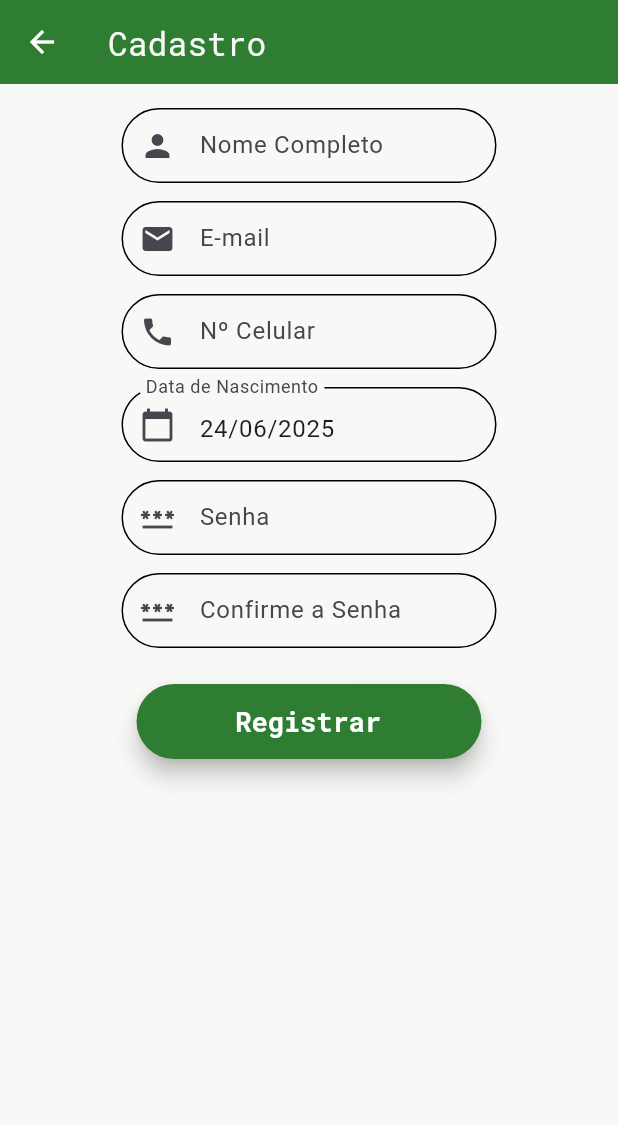
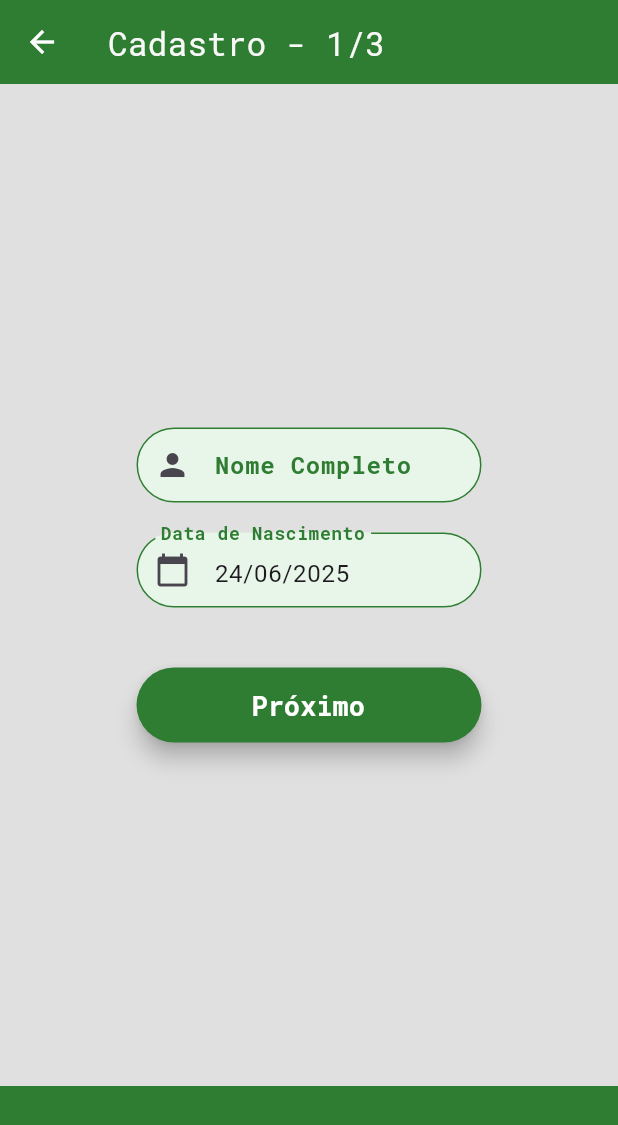
Before and after one commit to GuustavoPetry/marketool_finance, a Flutter app: the RegisterView screen opened by its route, on a phone screen of 412 x 824 dp. Shown: the top 1125 px of the screen. Run offline on Flutter 3.47's test engine with Material 3 defaults, Android fonts, the phone set to English and light mode, and no system bars; our stand-ins replace fl_chart; missing offline and left inert: file_selector.

```diff
--- a/lib/src/views/register_view.dart
+++ b/lib/src/views/register_view.dart
@@ -12,38 +12,41 @@ class RegisterView extends StatefulWidget {
 }
 
 class _RegisterViewState extends State<RegisterView> {
-  late final RegisterController _controller;
+  late final RegisterController _controller = RegisterController();
+  final PageController _pageController = PageController();
   DateTime _selectedDate = DateTime.now();
-
-  @override
-  void initState() {
-    super.initState();
-    _controller = RegisterController();
-  }
-
-  @override
-  void dispose() {
-    _controller.dispose();
-    super.dispose();
-  }
-
+  int currentPage = 1;
   @override
   Widget build(BuildContext context) {
     return Scaffold(
+      backgroundColor: Color(0xFFE0E0E0),
       appBar: AppBar(
-        title: const Text(
-          'Cadastro',
+        title: Text(
+          'Cadastro - $currentPage/3',
           style: TextStyle(fontFamily: "RobotoMono", color: Color(0xFFF8F9F7)),
         ),
         iconTheme: IconThemeData(color: Colors.white),
         backgroundColor: const Color(0xFF2E7D32),
       ),
-      backgroundColor: Color(0xFFF8F9F7),
-      body: Padding(
+      bottomNavigationBar: Container(
+        color: const Color(0xFF2E7D32),
+        width: double.infinity,
+        height: 100,
+      ),
+      body: PageView(
+        controller: _pageController,
+        physics: NeverScrollableScrollPhysics(),
+        children: [_registerStep_01(), _registerStep_02(), _registerStep_03()],
+      ),
+    );
+  }
+
+  Widget _registerStep_01() {
+    return Center(
+      child: Padding(
         padding: const EdgeInsets.all(16),
-        child: Form(
-          key: _controller.formKey,
-          child: ListView(
+        child: SingleChildScrollView(
+          child: Column(
             children: [
               CustomFormField(
                 text: "Nome Completo",
@@ -53,9 +56,46 @@ class _RegisterViewState extends State<RegisterView> {
                 inputController: _controller.nameController,
                 inputValidator: _controller.validateName,
               ),
+              SizedBox(height: 20),
+              CustomDatePicker(
+                selectedDate: _selectedDate,
+                label: "Data de Nascimento",
+                icon: Icon(Icons.calendar_today),
+                firstDate: DateTime(1900),
+                lastDate: DateTime.now(),
+                onChanged: (newDate) {
+                  setState(() {
+                    _selectedDate = newDate;
+                  });
+                },
+              ),
+              SizedBox(height: 40),
+              CustomButton(
+                label: "Próximo",
+                onPressed: () {
+                  setState(() {
+                    ++currentPage;
+                  });
+                  _pageController.nextPage(
+                    duration: Duration(milliseconds: 300),
+                    curve: Curves.easeInOut,
+                  );
+                },
+              ),
+            ],
+          ),
+        ),
+      ),
+    );
+  }
 
-              const SizedBox(height: 12),
-
+  Widget _registerStep_02() {
+    return Center(
+      child: Padding(
+        padding: const EdgeInsets.all(16),
+        child: SingleChildScrollView(
+          child: Column(
+            children: [
               CustomFormField(
                 text: "E-mail",
                 icon: Icon(Icons.email),
@@ -64,9 +104,7 @@ class _RegisterViewState extends State<RegisterView> {
                 inputController: _controller.emailController,
                 inputValidator: _controller.validateEmail,
               ),
-
-              const SizedBox(height: 12),
-
+              SizedBox(height: 20),
               CustomFormField(
                 text: "Nº Celular",
                 icon: Icon(Icons.phone),
@@ -75,35 +113,55 @@ class _RegisterViewState extends State<RegisterView> {
                 inputController: _controller.phoneController,
                 inputValidator: _controller.validatePhone,
               ),
-
-              const SizedBox(height: 12),
-
-              CustomDatePicker(
-                selectedDate: _selectedDate,
-                label: "Data de Nascimento",
-                icon: const Icon(Icons.calendar_today),
-                firstDate: DateTime(1900),
-                lastDate: DateTime.now(),
-                onChanged: (newDate) {
+              SizedBox(height: 40),
+              CustomButton(
+                label: "Próximo",
+                onPressed: () {
                   setState(() {
-                    _selectedDate = newDate;
+                    ++currentPage;
                   });
+                  _pageController.nextPage(
+                    duration: Duration(milliseconds: 300),
+                    curve: Curves.easeInOut,
+                  );
                 },
               ),
+              SizedBox(height: 15),
+              TextButton(
+                onPressed: () {
+                  setState(() {
+                    --currentPage;
+                  });
+                  _pageController.previousPage(
+                    duration: Duration(milliseconds: 300),
+                    curve: Curves.easeInOut,
+                  );
+                },
+                child: Text("Voltar"),
+              ),
+            ],
+          ),
+        ),
+      ),
+    );
+  }
 
-              const SizedBox(height: 12),
-
+  Widget _registerStep_03() {
+    return Center(
+      child: Padding(
+        padding: const EdgeInsets.all(16),
+        child: SingleChildScrollView(
+          child: Column(
+            children: [
               CustomFormField(
-                text: "Senha",
+                text: "Escolha uma Senha",
                 icon: Icon(Icons.password),
                 type: TextInputType.text,
                 isObscure: true,
                 inputController: _controller.passwordController,
                 inputValidator: _controller.validatePassword,
               ),
-
-              const SizedBox(height: 12),
-
+              SizedBox(height: 20),
               CustomFormField(
                 text: "Confirme a Senha",
                 icon: Icon(Icons.password),
@@ -112,29 +170,25 @@ class _RegisterViewState extends State<RegisterView> {
                 inputController: _controller.passwordController,
                 inputValidator: _controller.validateConfirmPassword,
               ),
-
-              const SizedBox(height: 24),
-
-              Center(
-                child: CustomButton(
-                  label: "Registrar",
-                  onPressed: _controller.isLoading
-                      ? null
-                      : () async {
-                          final success = await _controller.register(
-                            onStateChange: () => setState(() {}),
-                          );
-                          if (success && context.mounted) {
-                            ScaffoldMessenger.of(context).showSnackBar(
-                              const SnackBar(
-                                content: Text(
-                                  'Cadastro realizado com sucesso!',
-                                ),
-                              ),
-                            );
-                          }
-                        },
-                ),
+              SizedBox(height: 40),
+              CustomButton(
+                label: "Finalizar",
+                onPressed: () {
+                  /// Será implementado a inserção dos cadastro no banco de dados
+                },
+              ),
+              SizedBox(height: 15),
+              TextButton(
+                onPressed: () {
+                  setState(() {
+                    --currentPage;
+                  });
+                  _pageController.previousPage(
+                    duration: Duration(milliseconds: 300),
+                    curve: Curves.easeInOut,
+                  );
+                },
+                child: Text("Voltar"),
               ),
             ],
           ),
--- a/lib/src/widgets/custom_date_picker.dart
+++ b/lib/src/widgets/custom_date_picker.dart
@@ -2,7 +2,6 @@ import 'package:flutter/material.dart';
 
 class CustomDatePicker extends StatelessWidget {
   final DateTime selectedDate;
-  final String? errorText;
   final String label;
   final Icon icon;
   final DateTime firstDate;
@@ -16,16 +15,14 @@ class CustomDatePicker extends StatelessWidget {
     required this.icon,
     required this.firstDate,
     required this.lastDate,
-
     required this.onChanged,
-    this.errorText,
   });
 
   @override
   Widget build(BuildContext context) {
     return Center(
       child: SizedBox(
-        width: 250,
+        width: 230,
         height: 50,
         child: TextFormField(
           readOnly: true,
@@ -37,11 +34,24 @@ class CustomDatePicker extends StatelessWidget {
           ),
           decoration: InputDecoration(
             labelText: label,
+            labelStyle: TextStyle(
+              fontSize: 16,
+              fontFamily: "RobotoMono",
+              fontWeight: FontWeight.bold,
+              color: Color(0xFF2E7D32),
+            ),
             prefixIcon: icon,
             border: OutlineInputBorder(borderRadius: BorderRadius.circular(25)),
             enabledBorder: OutlineInputBorder(
               borderRadius: BorderRadius.circular(25),
+              borderSide: BorderSide(color: const Color(0xFF2E7D32), width: 1),
             ),
+            focusedBorder: OutlineInputBorder(
+              borderRadius: BorderRadius.circular(25),
+              borderSide: BorderSide(color: const Color(0xFF2E7D32), width: 1),
+            ),
+            fillColor: Color(0xFFE8F5E9),
+            filled: true,
           ),
           onTap: () async {
             final picked = await showDatePicker(
--- a/lib/src/widgets/custom_form_field.dart
+++ b/lib/src/widgets/custom_form_field.dart
@@ -22,17 +22,30 @@ class CustomFormField extends StatelessWidget {
   Widget build(BuildContext context) {
     return Center(
       child: SizedBox(
-        width: 250,
+        width: 230,
         height: 50,
         child: TextFormField(
           controller: inputController,
           decoration: InputDecoration(
             labelText: text,
+            labelStyle: TextStyle(
+              fontSize: 16,
+              fontFamily: "RobotoMono",
+              fontWeight: FontWeight.bold,
+              color: Color(0xFF2E7D32),
+            ),
             prefixIcon: icon,
             border: OutlineInputBorder(borderRadius: BorderRadius.circular(25)),
             enabledBorder: OutlineInputBorder(
               borderRadius: BorderRadius.circular(25),
+              borderSide: BorderSide(color: const Color(0xFF2E7D32), width: 1),
             ),
+            focusedBorder: OutlineInputBorder(
+              borderRadius: BorderRadius.circular(25),
+              borderSide: BorderSide(color: const Color(0xFF2E7D32), width: 1),
+            ),
+            fillColor: Color(0xFFE8F5E9),
+            filled: true,
           ),
           obscureText: isObscure,
           validator: inputValidator,
```
